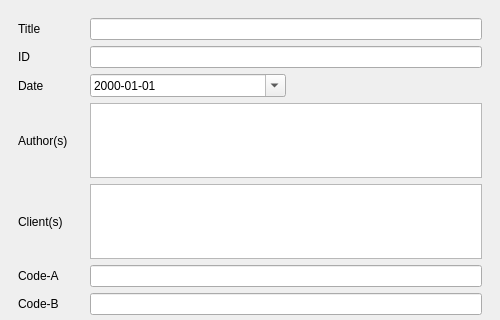
First picture: the form in UI/biblioteq_greyliteratureinfo.ui, repository textbrowser/biblioteq, before the edit; both pictures show x 0 to 500 and y 0 to 320 of the 500 by 948 pixel window.
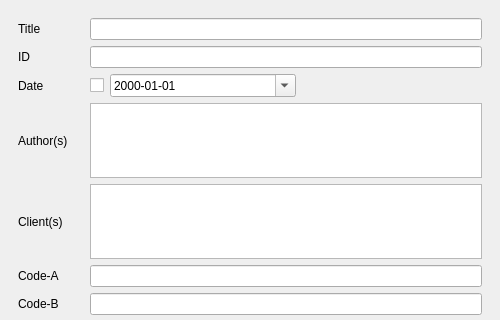
Second picture: the form after the edit. Icons and pictures are not drawn. Custom widgets are drawn as their Qt base class.

```diff
--- a/UI/biblioteq_greyliteratureinfo.ui
+++ b/UI/biblioteq_greyliteratureinfo.ui
@@ -31,7 +31,7 @@
        <property name="geometry">
         <rect>
          <x>0</x>
-         <y>-31</y>
+         <y>0</y>
          <width>468</width>
          <height>928</height>
         </rect>
@@ -246,6 +246,13 @@
         </item>
         <item row="2" column="1">
          <layout class="QHBoxLayout" name="_2">
+          <item>
+           <widget class="QCheckBox" name="date_enabled">
+            <property name="toolTip">
+             <string>&lt;html&gt;&lt;head/&gt;&lt;body&gt;&lt;p&gt;Include the Date in the search query.&lt;/p&gt;&lt;/body&gt;&lt;/html&gt;</string>
+            </property>
+           </widget>
+          </item>
           <item>
            <widget class="QDateEdit" name="date">
             <property name="sizePolicy">
```
Left out of the diff: 1 changed line with no effect on the pictures.
